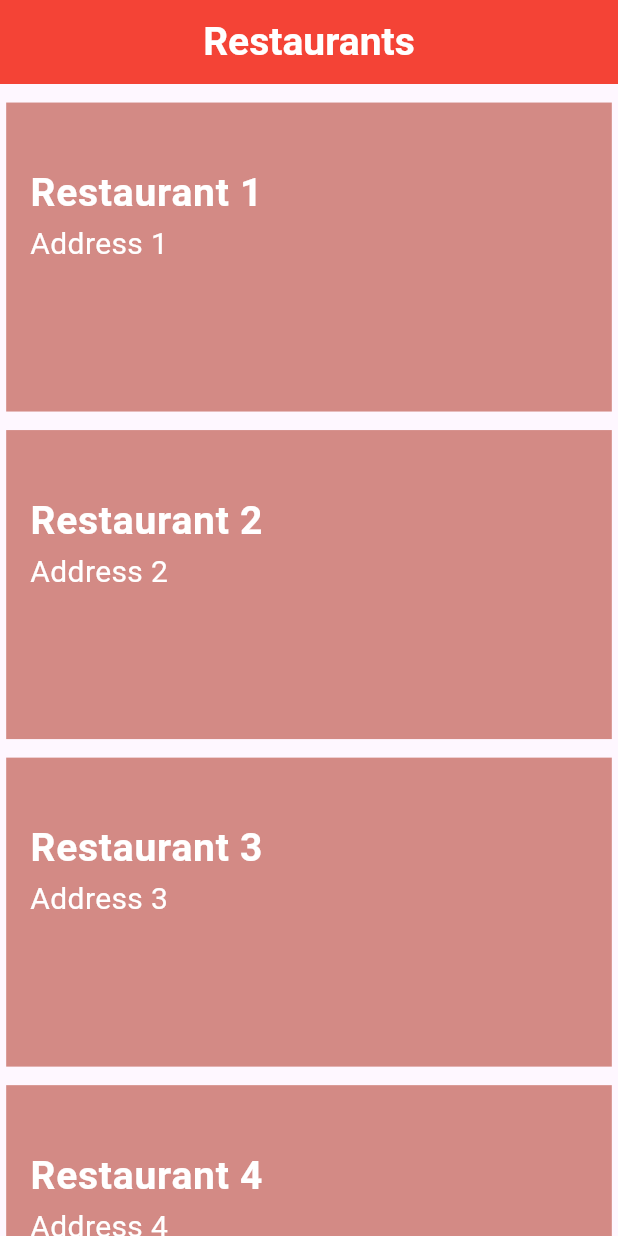
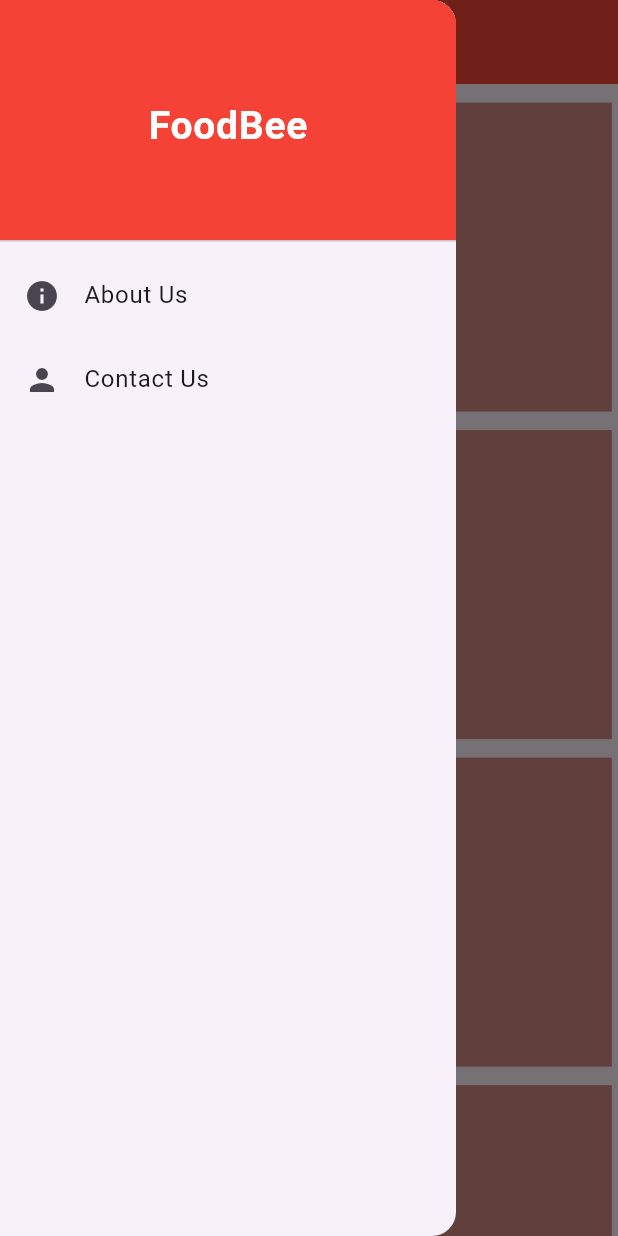
Before and after one commit to VinayaAugusthy/foodbee, a Flutter app: the screen it shows after launch, with the side drawer open (before the commit the screen has no drawer), on a phone screen of 412 x 824 dp. Run offline on Flutter 3.47's test engine with Material 2 defaults, Android fonts, the phone set to English and light mode, and no system bars.

Commit message:
drawer done

```diff
--- a/lib/controller/restaurant_details.dart
+++ b/lib/controller/restaurant_details.dart
@@ -1,4 +1,3 @@
-
 import 'package:flutter/foundation.dart';
 import 'package:foodbee/models/menu_model.dart';
 import 'package:foodbee/models/restaurant_model.dart';
@@ -7,7 +6,6 @@ class RestaurantList with ChangeNotifier {
   List<Restaurant> _restaurants = [];
 
   RestaurantList() {
-
     _restaurants = [
       Restaurant(
         id: '1',
@@ -19,12 +17,14 @@ class RestaurantList with ChangeNotifier {
               name: 'Item 1.1',
               category: 'Indian',
               price: 150.00,
-              imageUrl: 'https://imagedelivery.net/5MYSbk45M80qAwecrlKzdQ/15f7f82d-3521-491e-6ed1-5c90734db800/public'),
+              imageUrl:
+                  'https://encrypted-tbn0.gstatic.com/images?q=tbn:ANd9GcScJRPzCaUDeNm15-JUuzcQXjG843WwxPTGeA&usqp=CAU'),
           MenuItem(
               name: 'Item 1.2',
               category: 'Chinese',
               price: 210.00,
-              imageUrl: 'https://imagedelivery.net/5MYSbk45M80qAwecrlKzdQ/15f7f82d-3521-491e-6ed1-5c90734db800/public'),
+              imageUrl:
+                  'https://imagedelivery.net/5MYSbk45M80qAwecrlKzdQ/15f7f82d-3521-491e-6ed1-5c90734db800/public'),
         ],
       ),
       Restaurant(
@@ -37,12 +37,14 @@ class RestaurantList with ChangeNotifier {
               name: 'Item 1.1',
               category: 'Japanese',
               price: 150.00,
-              imageUrl: 'https://imagedelivery.net/5MYSbk45M80qAwecrlKzdQ/15f7f82d-3521-491e-6ed1-5c90734db800/public'),
+              imageUrl:
+                  'https://imagedelivery.net/5MYSbk45M80qAwecrlKzdQ/15f7f82d-3521-491e-6ed1-5c90734db800/public'),
           MenuItem(
             name: 'Item 1.2',
             category: 'Burger',
             price: 210.00,
-            imageUrl: 'https://imagedelivery.net/5MYSbk45M80qAwecrlKzdQ/15f7f82d-3521-491e-6ed1-5c90734db800/public',
+            imageUrl:
+                'https://imagedelivery.net/5MYSbk45M80qAwecrlKzdQ/15f7f82d-3521-491e-6ed1-5c90734db800/public',
           )
         ],
       ),
@@ -56,13 +58,15 @@ class RestaurantList with ChangeNotifier {
             name: 'Item 1.1',
             category: 'Veg meals',
             price: 150.00,
-            imageUrl: 'https://imagedelivery.net/5MYSbk45M80qAwecrlKzdQ/15f7f82d-3521-491e-6ed1-5c90734db800/public',
+            imageUrl:
+                'https://imagedelivery.net/5MYSbk45M80qAwecrlKzdQ/15f7f82d-3521-491e-6ed1-5c90734db800/public',
           ),
           MenuItem(
             name: 'Item 1.2',
             category: 'Thai',
             price: 210.00,
-            imageUrl: 'https://imagedelivery.net/5MYSbk45M80qAwecrlKzdQ/15f7f82d-3521-491e-6ed1-5c90734db800/public',
+            imageUrl:
+                'https://imagedelivery.net/5MYSbk45M80qAwecrlKzdQ/15f7f82d-3521-491e-6ed1-5c90734db800/public',
           )
         ],
       ),
@@ -76,13 +80,15 @@ class RestaurantList with ChangeNotifier {
             name: 'Item 1.1',
             category: 'Arabian',
             price: 150.00,
-            imageUrl: 'https://imagedelivery.net/5MYSbk45M80qAwecrlKzdQ/15f7f82d-3521-491e-6ed1-5c90734db800/public',
+            imageUrl:
+                'https://imagedelivery.net/5MYSbk45M80qAwecrlKzdQ/15f7f82d-3521-491e-6ed1-5c90734db800/public',
           ),
           MenuItem(
               name: 'Item 1.2',
               category: 'Indian',
               price: 210.00,
-              imageUrl: 'https://imagedelivery.net/5MYSbk45M80qAwecrlKzdQ/15f7f82d-3521-491e-6ed1-5c90734db800/public'),
+              imageUrl:
+                  'https://imagedelivery.net/5MYSbk45M80qAwecrlKzdQ/15f7f82d-3521-491e-6ed1-5c90734db800/public'),
         ],
       ),
       Restaurant(
@@ -95,13 +101,15 @@ class RestaurantList with ChangeNotifier {
             name: 'Item 5.1',
             category: 'Italian',
             price: 550.00,
-            imageUrl: 'https://imagedelivery.net/5MYSbk45M80qAwecrlKzdQ/15f7f82d-3521-491e-6ed1-5c90734db800/public',
+            imageUrl:
+                'https://imagedelivery.net/5MYSbk45M80qAwecrlKzdQ/15f7f82d-3521-491e-6ed1-5c90734db800/public',
           ),
           MenuItem(
             name: 'Item 5.2',
             category: 'Spanish',
             price: 510.00,
-            imageUrl: 'https://imagedelivery.net/5MYSbk45M80qAwecrlKzdQ/15f7f82d-3521-491e-6ed1-5c90734db800/public',
+            imageUrl:
+                'https://imagedelivery.net/5MYSbk45M80qAwecrlKzdQ/15f7f82d-3521-491e-6ed1-5c90734db800/public',
           )
         ],
       ),
--- /dev/null
+++ b/lib/views/widgets/drawer.dart
@@ -0,0 +1,41 @@
+  import 'package:flutter/material.dart';
+import 'package:foodbee/utils/colors.dart';
+import 'package:url_launcher/url_launcher.dart';
+
+Drawer drawer() {
+    return Drawer(
+      child: ListView(
+        children: [
+          DrawerHeader(
+            decoration: BoxDecoration(color: primaryColor),
+            child: Center(
+              child: Text(
+                'FoodBee',
+                style: TextStyle(
+                  fontWeight: FontWeight.bold,
+                  color: whiteColor,
+                  fontSize: 26,
+                ),
+              ),
+            ),
+          ),
+          const ListTile(
+            leading: Icon(Icons.info),
+            title: Text('About Us'),
+          ),
+          ListTile(
+            leading: const Icon(Icons.person),
+            title: const Text('Contact Us'),
+            onTap: () => redirect(),
+          )
+        ],
+      ),
+    );
+  }
+
+  redirect() async {
+    final Uri urls = Uri.parse('https://mymenu.kezel.co/?r=LeisureInnVKL');
+    if (!await launchUrl(urls)) {
+      throw Exception('failed');
+    }
+  }
--- a/pubspec.yaml
+++ b/pubspec.yaml
@@ -37,6 +37,7 @@ dependencies:
   cupertino_icons: ^1.0.2
   http: ^1.1.0
   provider: ^6.0.5
+  url_launcher: ^6.1.14
 
 dev_dependencies:
   flutter_test:
```
Also changed, not shown: lib/views/home_screen.dart (+12 -0 lines), lib/views/menu_details.dart (added, +94 -0 lines), pubspec.lock, 5 other files.
